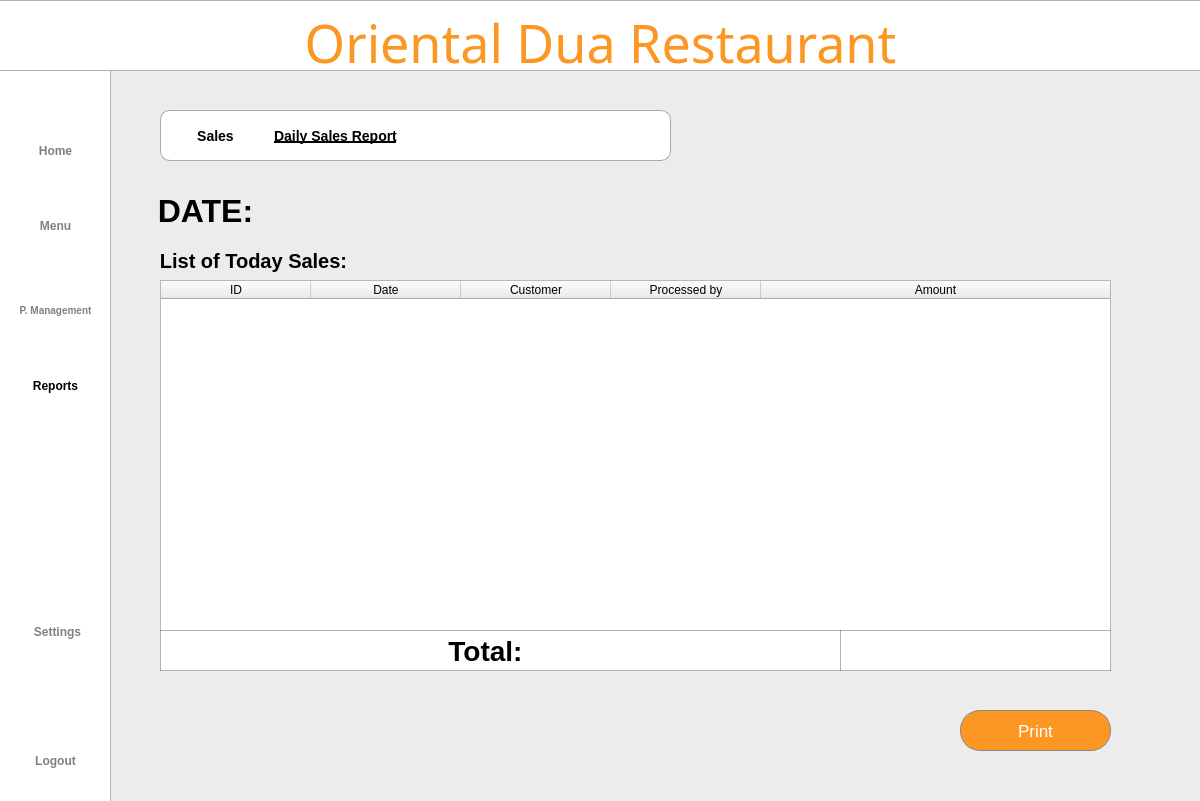
First picture: the form in Project SE/ui/reportscreen2.ui, repository Patatims/CCSFEN2_Project, before the edit.
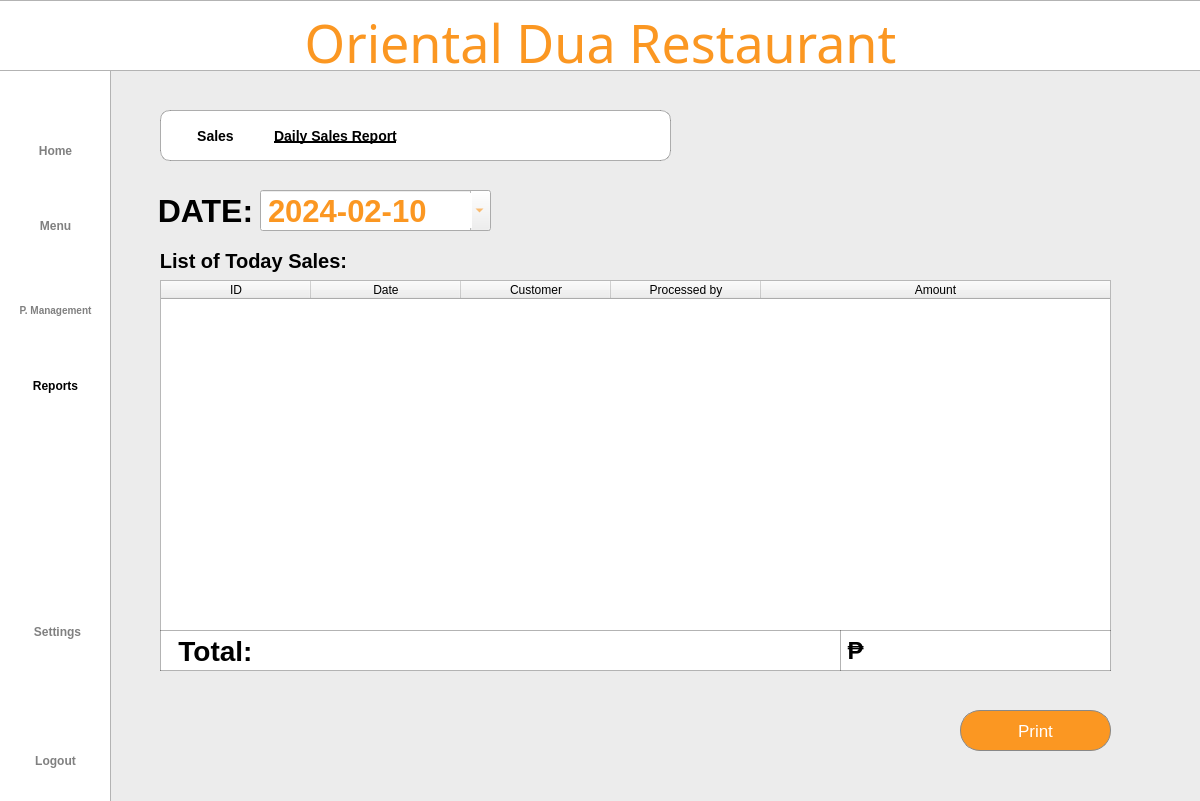
Second picture: the form after the edit. Icons and pictures are not drawn.

```diff
--- a/Project SE/ui/reportscreen2.ui
+++ b/Project SE/ui/reportscreen2.ui
@@ -689,31 +689,6 @@
      <set>Qt::AlignCenter</set>
     </property>
    </widget>
-   <widget class="QLabel" name="boxlabel_date">
-    <property name="geometry">
-     <rect>
-      <x>250</x>
-      <y>190</y>
-      <width>271</width>
-      <height>41</height>
-     </rect>
-    </property>
-    <property name="styleSheet">
-     <string notr="true">QLabel{
-	padding-left: 3px;
-    color: #FB9722;
-    font-family: 'Inter';
-    font-size: 31px;
-    font-weight: 500;
-}</string>
-    </property>
-    <property name="text">
-     <string/>
-    </property>
-    <property name="alignment">
-     <set>Qt::AlignLeading|Qt::AlignLeft|Qt::AlignVCenter</set>
-    </property>
-   </widget>
    <widget class="QLabel" name="titlebar_2">
     <property name="geometry">
      <rect>
@@ -751,7 +726,7 @@
    <widget class="QLabel" name="totalLabel">
     <property name="geometry">
      <rect>
-      <x>430</x>
+      <x>160</x>
       <y>630</y>
       <width>111</width>
       <height>41</height>
@@ -775,14 +750,15 @@
    <widget class="QLabel" name="boxlabel_total">
     <property name="geometry">
      <rect>
-      <x>840</x>
+      <x>870</x>
       <y>630</y>
-      <width>271</width>
+      <width>241</width>
       <height>41</height>
      </rect>
     </property>
     <property name="styleSheet">
      <string notr="true">QLabel{
+	padding-left: 2px;
     color: #000000;
     font-family: 'Inter';
     font-size: 24px;
@@ -791,6 +767,74 @@
     </property>
     <property name="text">
      <string/>
+    </property>
+    <property name="alignment">
+     <set>Qt::AlignLeading|Qt::AlignLeft|Qt::AlignVCenter</set>
+    </property>
+   </widget>
+   <widget class="QDateEdit" name="dateEdit">
+    <property name="geometry">
+     <rect>
+      <x>260</x>
+      <y>190</y>
+      <width>231</width>
+      <height>41</height>
+     </rect>
+    </property>
+    <property name="styleSheet">
+     <string notr="true">	padding-left: 3px;
+    color: #FB9722;
+    font-family: 'Inter';
+    font-size: 31px;
+    font-weight: 500;
+</string>
+    </property>
+    <property name="time">
+     <time>
+      <hour>0</hour>
+      <minute>0</minute>
+      <second>0</second>
+     </time>
+    </property>
+    <property name="currentSection">
+     <enum>QDateTimeEdit::YearSection</enum>
+    </property>
+    <property name="displayFormat">
+     <string>yyyy-MM-dd</string>
+    </property>
+    <property name="calendarPopup">
+     <bool>true</bool>
+    </property>
+    <property name="timeSpec">
+     <enum>Qt::TimeZone</enum>
+    </property>
+    <property name="date">
+     <date>
+      <year>2024</year>
+      <month>2</month>
+      <day>10</day>
+     </date>
+    </property>
+   </widget>
+   <widget class="QLabel" name="peso">
+    <property name="geometry">
+     <rect>
+      <x>840</x>
+      <y>630</y>
+      <width>31</width>
+      <height>41</height>
+     </rect>
+    </property>
+    <property name="styleSheet">
+     <string notr="true">QLabel{
+    color: #000000;
+    font-family: 'Inter';
+    font-size: 24px;
+    font-weight: 500;
+}</string>
+    </property>
+    <property name="text">
+     <string>₱</string>
     </property>
     <property name="alignment">
      <set>Qt::AlignCenter</set>
```
